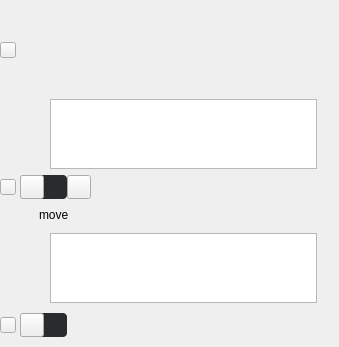
Before: the Qt Designer form src/MEGASync/stalled_issues/gui/ui/StalledIssueFilePath.ui in meganz/MEGAsync, drawn with Qt 5.
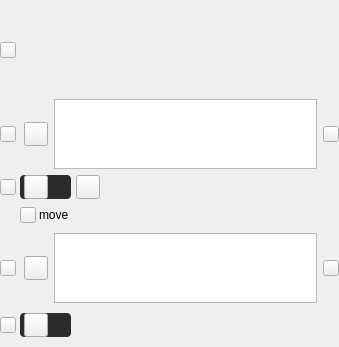
After: the same form once the commit is applied. Icons and pictures are not drawn. Custom widgets are drawn as their Qt base class.

Commit message: Move to new IconLabel and Tokenizable buttons

The edit to the form file:
```diff
--- a/src/MEGASync/stalled_issues/gui/ui/StalledIssueFilePath.ui
+++ b/src/MEGASync/stalled_issues/gui/ui/StalledIssueFilePath.ui
@@ -29,12 +29,6 @@
    <string notr="true">/*ColorTokenIcon;Button;pathProblemIcon;normal;off;colorToken.icon-primary*/
 /*ColorTokenIcon;Button;movePathProblemIcon;normal;off;colorToken.icon-primary*/
 
-WordWrapLabel
-{
-font-size: 10px;
-font-weight: 400;
-}
-
 #moveFilePathContainer[hasProblem=false], #filePathContainer[hasProblem=false]
 {
   height: 24px;
@@ -42,7 +36,6 @@
   background-color: #222324; /*colorToken.surface-1*/
 }
 
-
 #moveFilePathContainer[hasProblem=true], #filePathContainer[hasProblem=true]
 {
   height: 24px;
@@ -60,8 +53,13 @@
   min-height: 24px;
   max-height: 24px;
   border-radius: 4px;
-  background-color: #2A2B2C; /*colorToken.surface-1*/
+  background-color: #2A2B2C; /*colorToken.background-inverse*/
   border: none;
+}
+
+#pathProblemMessage, #movePathProblemMessage
+{
+  color: #FAFAFA; /*colorToken.text-inverse*/
 }</string>
   </property>
   <layout class="QGridLayout" name="gridLayout">
@@ -78,7 +76,7 @@
     <number>10</number>
    </property>
    <property name="horizontalSpacing">
-    <number>5</number>
+    <number>8</number>
    </property>
    <property name="verticalSpacing">
     <number>0</number>
@@ -138,7 +136,7 @@
           <number>6</number>
          </property>
          <property name="leftMargin">
-          <number>0</number>
+          <number>4</number>
          </property>
          <property name="topMargin">
           <number>2</number>
@@ -150,7 +148,7 @@
           <number>2</number>
          </property>
          <item>
-          <widget class="QLabel" name="filePathIcon">
+          <widget class="IconLabel" name="filePathIcon">
            <property name="sizePolicy">
             <sizepolicy hsizetype="Fixed" vsizetype="Fixed">
              <horstretch>0</horstretch>
@@ -172,9 +170,6 @@
            <property name="text">
             <string/>
            </property>
-           <property name="alignment">
-            <set>Qt::AlignCenter</set>
-           </property>
           </widget>
          </item>
          <item alignment="Qt::AlignVCenter">
@@ -191,7 +186,7 @@
           </widget>
          </item>
          <item>
-          <widget class="QLabel" name="filePathAction">
+          <widget class="IconLabel" name="filePathAction">
            <property name="sizePolicy">
             <sizepolicy hsizetype="Fixed" vsizetype="Fixed">
              <horstretch>0</horstretch>
@@ -220,9 +215,15 @@
       </item>
       <item row="1" column="1">
        <widget class="QWidget" name="pathProblemContainer" native="true">
+        <property name="sizePolicy">
+         <sizepolicy hsizetype="Expanding" vsizetype="Preferred">
+          <horstretch>0</horstretch>
+          <verstretch>0</verstretch>
+         </sizepolicy>
+        </property>
         <layout class="QHBoxLayout" name="horizontalLayout_7">
          <property name="spacing">
-          <number>0</number>
+          <number>5</number>
          </property>
          <property name="leftMargin">
           <number>0</number>
@@ -249,7 +250,7 @@
              <number>6</number>
             </property>
             <property name="leftMargin">
-             <number>0</number>
+             <number>4</number>
             </property>
             <property name="topMargin">
              <number>0</number>
@@ -334,8 +335,8 @@
            </property>
            <property name="iconSize">
             <size>
-             <width>24</width>
-             <height>24</height>
+             <width>16</width>
+             <height>16</height>
             </size>
            </property>
            <property name="class" stdset="0">
@@ -396,7 +397,7 @@
           <number>0</number>
          </property>
          <item alignment="Qt::AlignRight">
-          <widget class="QLabel" name="pathArrow">
+          <widget class="IconLabel" name="pathArrow">
            <property name="sizePolicy">
             <sizepolicy hsizetype="Fixed" vsizetype="Preferred">
              <horstretch>0</horstretch>
@@ -530,7 +531,7 @@
           <number>4</number>
          </property>
          <item>
-          <widget class="QLabel" name="moveLines">
+          <widget class="IconLabel" name="moveLines">
            <property name="sizePolicy">
             <sizepolicy hsizetype="Fixed" vsizetype="Fixed">
              <horstretch>0</horstretch>
@@ -593,7 +594,7 @@
           <number>6</number>
          </property>
          <property name="leftMargin">
-          <number>0</number>
+          <number>4</number>
          </property>
          <property name="topMargin">
           <number>2</number>
@@ -605,7 +606,7 @@
           <number>2</number>
          </property>
          <item>
-          <widget class="QLabel" name="moveFilePathIcon">
+          <widget class="IconLabel" name="moveFilePathIcon">
            <property name="sizePolicy">
             <sizepolicy hsizetype="Fixed" vsizetype="Fixed">
              <horstretch>0</horstretch>
@@ -627,9 +628,6 @@
            <property name="text">
             <string/>
            </property>
-           <property name="alignment">
-            <set>Qt::AlignCenter</set>
-           </property>
           </widget>
          </item>
          <item>
@@ -646,7 +644,7 @@
           </widget>
          </item>
          <item>
-          <widget class="QLabel" name="moveFilePathAction">
+          <widget class="IconLabel" name="moveFilePathAction">
            <property name="sizePolicy">
             <sizepolicy hsizetype="Fixed" vsizetype="Fixed">
              <horstretch>0</horstretch>
@@ -691,6 +689,12 @@
       </item>
       <item row="3" column="1">
        <widget class="QWidget" name="movePathProblemContainer" native="true">
+        <property name="sizePolicy">
+         <sizepolicy hsizetype="Expanding" vsizetype="Preferred">
+          <horstretch>0</horstretch>
+          <verstretch>0</verstretch>
+         </sizepolicy>
+        </property>
         <layout class="QHBoxLayout" name="horizontalLayout_6">
          <property name="spacing">
           <number>0</number>
@@ -714,7 +718,7 @@
              <number>6</number>
             </property>
             <property name="leftMargin">
-             <number>0</number>
+             <number>4</number>
             </property>
             <property name="topMargin">
              <number>0</number>
@@ -817,7 +821,7 @@
           <number>0</number>
          </property>
          <item alignment="Qt::AlignRight">
-          <widget class="QLabel" name="movePathArrow">
+          <widget class="IconLabel" name="movePathArrow">
            <property name="sizePolicy">
             <sizepolicy hsizetype="Fixed" vsizetype="Preferred">
              <horstretch>0</horstretch>
@@ -974,6 +978,11 @@
   </layout>
  </widget>
  <customwidgets>
+  <customwidget>
+   <class>IconLabel</class>
+   <extends>QToolButton</extends>
+   <header>TokenizableItems/IconLabel.h</header>
+  </customwidget>
   <customwidget>
    <class>WordWrapLabel</class>
    <extends>QTextEdit</extends>
```
Left out of the diff: 63 changed lines with no effect on the pictures. The commit also changes 60 other files.
